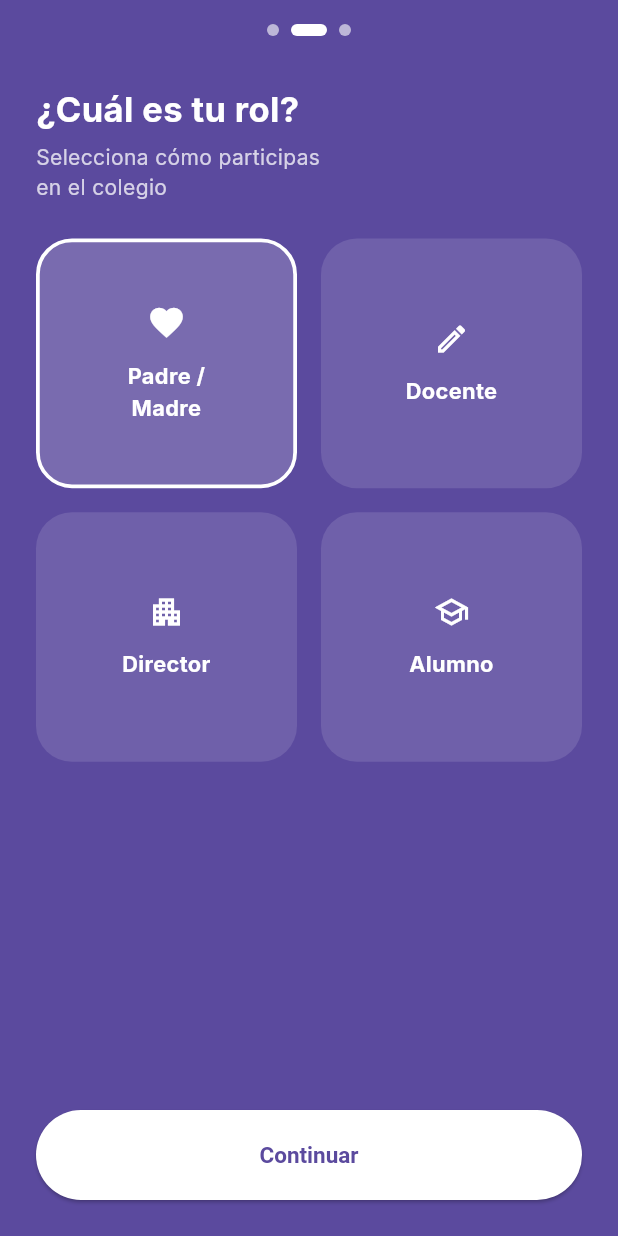
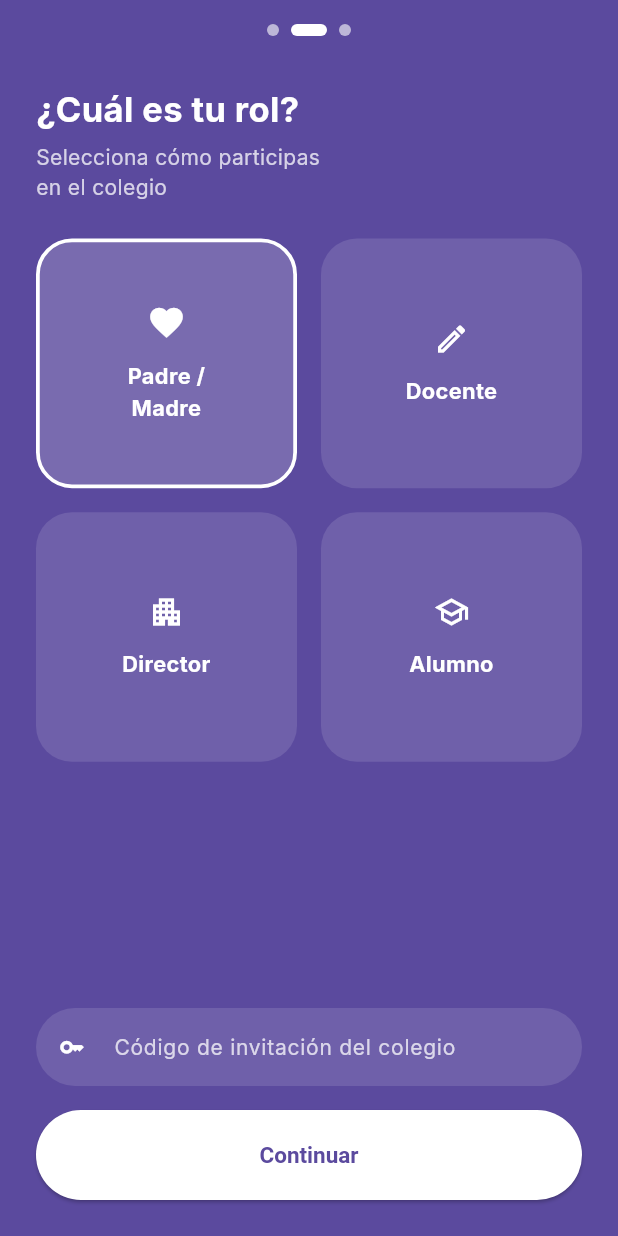
Before and after one commit to LarryBryan7/kolexa-app, a Flutter app: the LoginPage screen opened by its route, after a tap on "Crear cuenta gratis", on a phone screen of 412 x 824 dp. Run offline on Flutter 3.47's test engine with Material 3 defaults, Android fonts, the light colour scheme and no system bars; our stand-ins replace cached_network_image, dio, equatable, firebase_core, firebase_messaging, flutter_bloc and 7 more; accounts and stored records are empty; network calls fail.

Commit message:
feat(mobile): move invitation code to role selection, Google-only login for parents
The invitation code only ever applied to the parent flow, but lived on
the generic login screen alongside fields (email/password) that don't
work for parent accounts (their password hash is a random, unknown
value — see auth.service.ts loginWithGoogle). Moves the code field to
role selection (shown only when "Padre/Madre" is picked) and, once a
parent role is chosen, the login screen shows only "Continuar con
Google". Other roles keep the existing combined screen unchanged. The
selected role persists via OnboardingService so a direct app relaunch
(skipping role-selection) still resolves the right login view.

```diff
--- a/mobile/lib/core/router/app_router.dart
+++ b/mobile/lib/core/router/app_router.dart
@@ -86,7 +86,12 @@ class AppRouter {
         ),
         GoRoute(
           path: login,
-          builder: (_, __) => const LoginPage(),
+          builder: (_, state) {
+            final extra = state.extra as Map<String, dynamic>?;
+            final role = extra?['role'] as String? ?? OnboardingService.instance.selectedRole;
+            final invitationToken = extra?['invitationToken'] as String?;
+            return LoginPage(role: role, invitationToken: invitationToken);
+          },
         ),
         GoRoute(
           path: home,
--- a/mobile/lib/core/services/onboarding_service.dart
+++ b/mobile/lib/core/services/onboarding_service.dart
@@ -9,6 +9,8 @@ class OnboardingService {
   // Clave en SharedPreferences. Versionada por si en el futuro
   // queremos resetear el onboarding (ej: nueva versión de la app).
   static const String _keyOnboardingCompleted = 'onboarding_completed_v1';
+
+  static const String _keySelectedRole = 'onboarding_selected_role_v1';
 
   // Instancia cacheada de SharedPreferences. Se inicializa en main()
   // ANTES de runApp para que `isCompleted` sea síncrono.
@@ -31,6 +33,14 @@ class OnboardingService {
     await _prefs?.setBool(_keyOnboardingCompleted, true);
   }
 
+  // Rol elegido en role_selection_page. null si nunca se guardó (ej.
+  // usuarios que ya habían completado el onboarding antes de este cambio).
+  String? get selectedRole => _prefs?.getString(_keySelectedRole);
+
+  Future<void> setSelectedRole(String role) async {
+    await _prefs?.setString(_keySelectedRole, role);
+  }
+
   // Útil para testing / debug: permite reiniciar el onboarding.
   Future<void> reset() async {
     await _prefs?.remove(_keyOnboardingCompleted);
--- a/mobile/lib/features/auth/ui/login_page.dart
+++ b/mobile/lib/features/auth/ui/login_page.dart
@@ -19,7 +19,13 @@ const _kIconGray = Color(0xFF737378);
 const _kBorder   = Color(0xFFE5E5EA);
 
 class LoginPage extends StatefulWidget {
-  const LoginPage({super.key});
+  const LoginPage({super.key, this.role, this.invitationToken});
+
+  final String? role;
+
+  // Código de invitación ya capturado en role-selection (solo aplica si
+  // role == 'parent'). Prefill del campo que antes vivía en esta pantalla.
+  final String? invitationToken;
 
   @override
   State<LoginPage> createState() => _LoginPageState();
@@ -30,9 +36,12 @@ class _LoginPageState extends State<LoginPage> {
   // El usuario puede editarlas antes de iniciar sesión.
   final _emailController      = TextEditingController(text: 'sofia.mendez@gmail.com');
   final _passwordController   = TextEditingController(text: '123456');
-  final _invitationController = TextEditingController();
+  late final _invitationController =
+      TextEditingController(text: widget.invitationToken ?? '');
   final _formKey               = GlobalKey<FormState>();
   bool _obscurePassword       = true;
+
+  bool get _isParent => widget.role == 'parent';
 
   @override
   void dispose() {
@@ -179,12 +188,15 @@ class _LoginPageState extends State<LoginPage> {
 
                     // ── Subtítulo ─────────────────────────────
                     const SizedBox(height: 5),
-                    const Text(
-                      'Ingresa tus datos para continuar',
+                    Text(
+                      _isParent
+                          ? 'Continúa con tu cuenta de Google'
+                          : 'Ingresa tus datos para continuar',
                       textAlign: TextAlign.center,
-                      style: TextStyle(fontSize: 15, color: _kTextGray),
+                      style: const TextStyle(fontSize: 15, color: _kTextGray),
                     ),
 
+                    if (!_isParent) ...[
                     // ── Campo Email ───────────────────────────
                     const SizedBox(height: 30),
                     SizedBox(
@@ -321,8 +333,12 @@ class _LoginPageState extends State<LoginPage> {
                         Expanded(child: Divider(color: _kBorder)),
                       ],
                     ),
+                    ], // fin if (!_isParent)
 
                     // ── Código de invitación (obligatorio para Google) ──
+                    // Para role == 'parent' ya viene prefilled desde
+                    // role_selection_page — no hace falta pedirlo de nuevo acá.
+                    if (!_isParent) ...[
                     const SizedBox(height: 18),
                     SizedBox(
                       height: 52,
@@ -337,6 +353,7 @@ class _LoginPageState extends State<LoginPage> {
                         ),
                       ),
                     ),
+                    ],
 
                     // ── Continuar con Google ──────────────────
                     const SizedBox(height: 12),
--- a/mobile/lib/features/onboarding/ui/role_selection_page.dart
+++ b/mobile/lib/features/onboarding/ui/role_selection_page.dart
@@ -16,11 +16,60 @@ class RoleSelectionPage extends StatefulWidget {
   State<RoleSelectionPage> createState() => _RoleSelectionPageState();
 }
 
+String _roleKey(UserRole role) {
+  switch (role) {
+    case UserRole.parent:
+      return 'parent';
+    case UserRole.teacher:
+      return 'teacher';
+    case UserRole.director:
+      return 'director';
+    case UserRole.student:
+      return 'student';
+  }
+}
+
 class _RoleSelectionPageState extends State<RoleSelectionPage> {
   UserRole _selected = UserRole.parent;
+  final _invitationController = TextEditingController();
+
+  @override
+  void dispose() {
+    _invitationController.dispose();
+    super.dispose();
+  }
+
+  Future<void> _onContinuePressed() async {
+    final isParent = _selected == UserRole.parent;
+    final invitationToken = _invitationController.text.trim();
+
+    if (isParent && invitationToken.isEmpty) {
+      ScaffoldMessenger.of(context)
+        ..hideCurrentSnackBar()
+        ..showSnackBar(const SnackBar(
+          content: Text('Ingresa el código que te dio el colegio.'),
+          behavior: SnackBarBehavior.floating,
+        ));
+      return;
+    }
+
+    final roleKey = _roleKey(_selected);
+    await OnboardingService.instance.complete();
+    await OnboardingService.instance.setSelectedRole(roleKey);
+
+    if (!mounted) return;
+    context.go(
+      AppRouter.login,
+      extra: {
+        'role': roleKey,
+        if (isParent) 'invitationToken': invitationToken,
+      },
+    );
+  }
 
   @override
   Widget build(BuildContext context) {
+    final showInvitationField = _selected == UserRole.parent;
     return Scaffold(
       backgroundColor: AppTheme.primaryViolet,
       body: Stack(
@@ -87,6 +136,38 @@ class _RoleSelectionPageState extends State<RoleSelectionPage> {
                     ),
                   ),
 
+                  if (showInvitationField) ...[
+                    const SizedBox(height: 4),
+                    SizedBox(
+                      height: 52,
+                      child: TextFormField(
+                        controller: _invitationController,
+                        textInputAction: TextInputAction.done,
+                        style: const TextStyle(color: Colors.white, fontSize: 14),
+                        decoration: InputDecoration(
+                          hintText: 'Código de invitación del colegio',
+                          hintStyle: const TextStyle(color: Color(0xBFFFFFFF), fontSize: 14),
+                          prefixIcon: const Icon(Icons.key_outlined, color: Colors.white, size: 17),
+                          filled: true,
+                          fillColor: Colors.white.withValues(alpha: 0.12),
+                          border: OutlineInputBorder(
+                            borderRadius: BorderRadius.circular(26),
+                            borderSide: BorderSide.none,
+                          ),
+                          enabledBorder: OutlineInputBorder(
+                            borderRadius: BorderRadius.circular(26),
+                            borderSide: BorderSide.none,
+                          ),
+                          focusedBorder: OutlineInputBorder(
+                            borderRadius: BorderRadius.circular(26),
+                            borderSide: const BorderSide(color: Colors.white, width: 1.5),
+                          ),
+                          contentPadding: const EdgeInsets.symmetric(horizontal: 20, vertical: 16),
+                        ),
+                      ),
+                    ),
+                  ],
+
                   const SizedBox(height: 16),
                   SizedBox(
                     width: double.infinity,
@@ -99,11 +180,7 @@ class _RoleSelectionPageState extends State<RoleSelectionPage> {
                           borderRadius: BorderRadius.circular(30),
                         ),
                       ),
-                      onPressed: () async {
-                        await OnboardingService.instance.complete();
-                        // "Ya creó su cuenta" → ir al login.
-                        if (context.mounted) context.go(AppRouter.login);
-                      },
+                      onPressed: _onContinuePressed,
                       child: const Text(
                         'Continuar',
                         style: TextStyle(fontWeight: FontWeight.bold, fontSize: 15),
```
